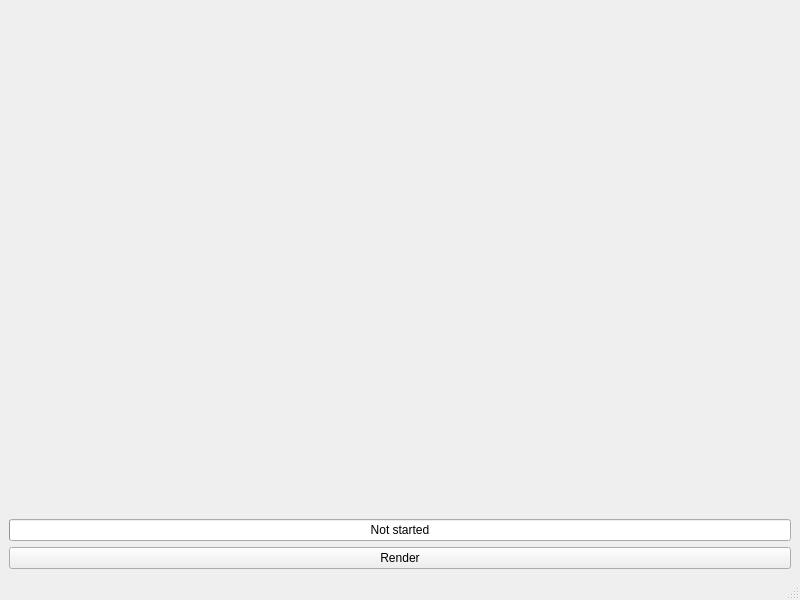
This is mainwindow.ui in azais-corentin/RayTracing as Qt 5 draws it before an edit. The edited form follows.
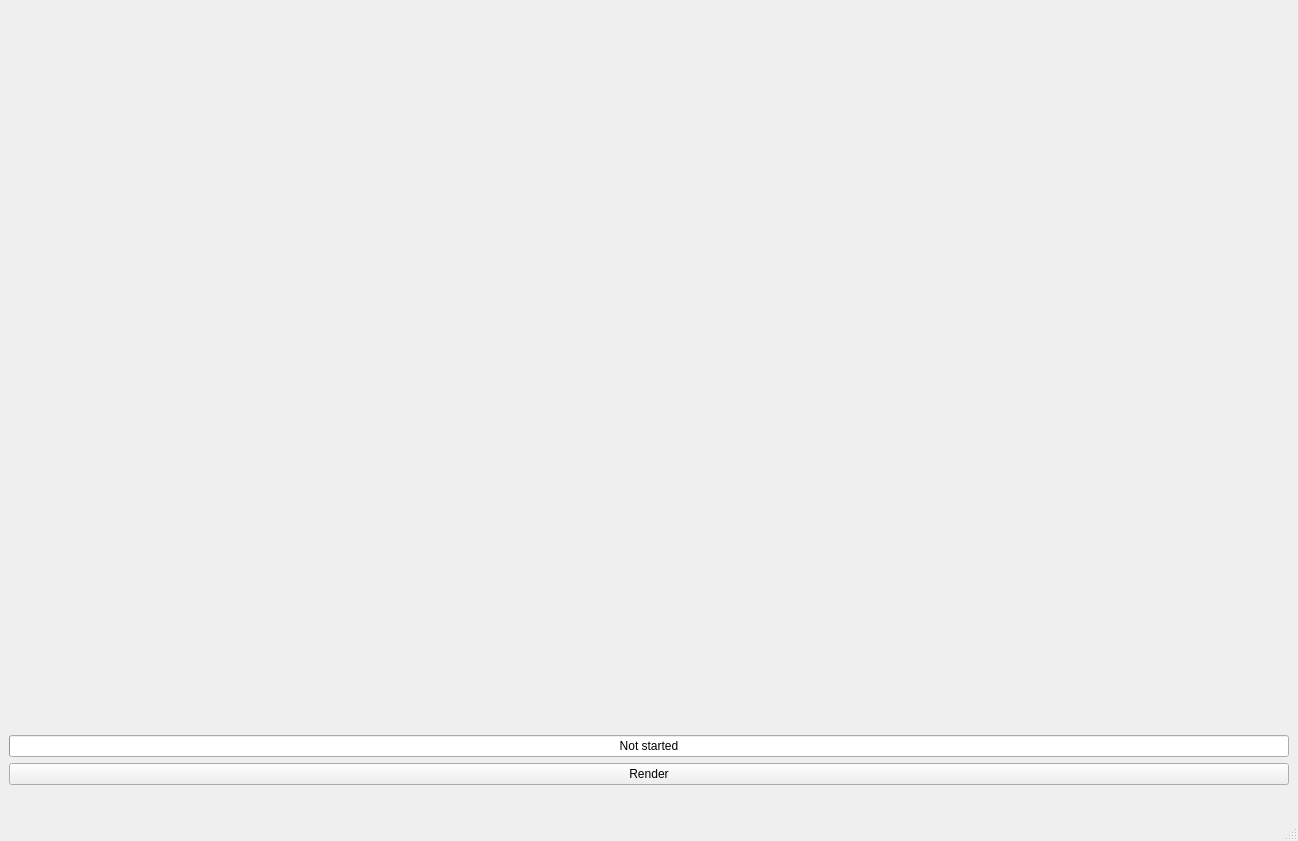
This is the edited form.

Diff of the .ui file:
```diff
--- a/mainwindow.ui
+++ b/mainwindow.ui
@@ -6,15 +6,36 @@
    <rect>
     <x>0</x>
     <y>0</y>
-    <width>800</width>
-    <height>600</height>
+    <width>1298</width>
+    <height>841</height>
    </rect>
   </property>
+  <property name="sizePolicy">
+   <sizepolicy hsizetype="Fixed" vsizetype="Fixed">
+    <horstretch>0</horstretch>
+    <verstretch>0</verstretch>
+   </sizepolicy>
+  </property>
+  <property name="minimumSize">
+   <size>
+    <width>1298</width>
+    <height>841</height>
+   </size>
+  </property>
+  <property name="maximumSize">
+   <size>
+    <width>1298</width>
+    <height>841</height>
+   </size>
+  </property>
   <property name="windowTitle">
    <string>MainWindow</string>
   </property>
   <widget class="QWidget" name="centralwidget">
    <layout class="QGridLayout" name="gridLayout">
+    <property name="sizeConstraint">
+     <enum>QLayout::SetFixedSize</enum>
+    </property>
     <item row="1" column="0">
      <widget class="QProgressBar" name="eProgress">
       <property name="value">
@@ -31,11 +52,23 @@
     <item row="0" column="0">
      <widget class="QLabel" name="eImage">
       <property name="sizePolicy">
-       <sizepolicy hsizetype="Ignored" vsizetype="Ignored">
+       <sizepolicy hsizetype="Fixed" vsizetype="Fixed">
         <horstretch>0</horstretch>
         <verstretch>0</verstretch>
        </sizepolicy>
       </property>
+      <property name="minimumSize">
+       <size>
+        <width>1280</width>
+        <height>720</height>
+       </size>
+      </property>
+      <property name="maximumSize">
+       <size>
+        <width>1280</width>
+        <height>720</height>
+       </size>
+      </property>
      </widget>
     </item>
     <item row="2" column="0">
```
Left out of the diff: 2 changed lines with no effect on the pictures.
